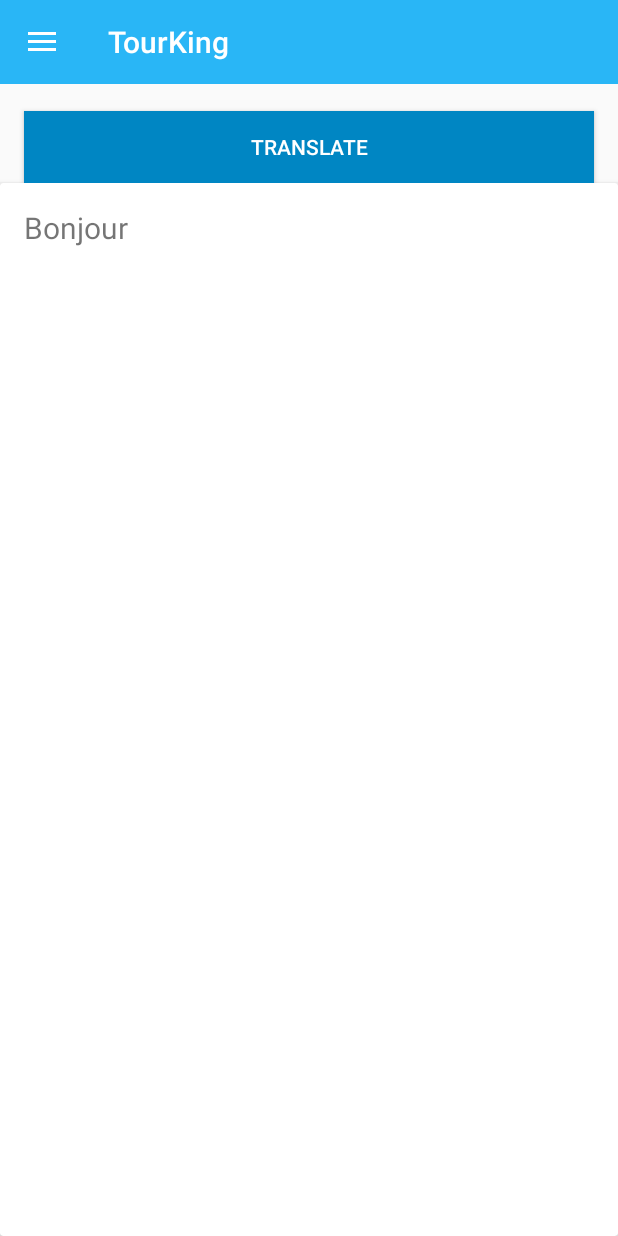
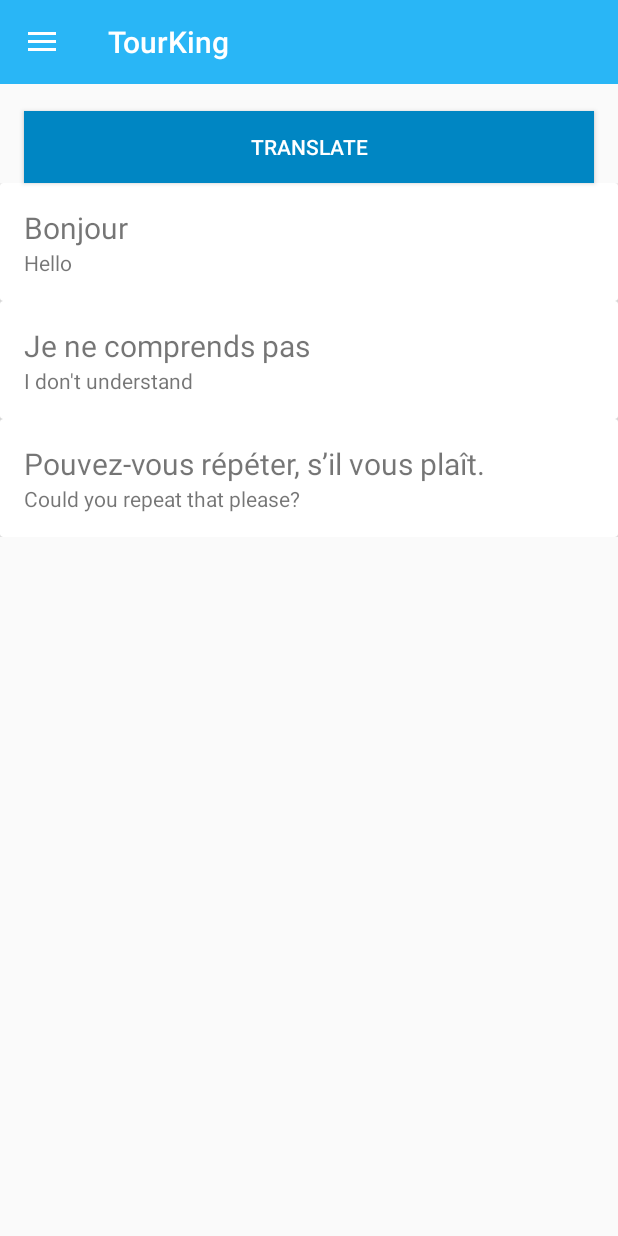
Before and after one commit to TourKing/TourKingAndroid, an Android app: the fragment FromPage placed in its activity, on a phone screen of 412 x 824 dp. Run offline under Robolectric (Android 15) with nearby library versions, the phone set to English and light mode, and no system bars.

Commit message:
slight improvements to cards

```diff
--- a/TK/app/src/main/java/com/holly/tourking/FromPage.java
+++ b/TK/app/src/main/java/com/holly/tourking/FromPage.java
@@ -32,41 +32,68 @@ public class FromPage extends Fragment {
         CardView cv1 = rootView.findViewById(R.id.cv1);
         TextView phrase1 = rootView.findViewById(R.id.phrase1);
         TextView translation1 = rootView.findViewById(R.id.translation1);
-        //TextView phon1 = rootView.findViewById(R.id.phonetic1);
 
+        CardView cv2 = rootView.findViewById(R.id.cv2);
+        TextView phrase2 = rootView.findViewById(R.id.phrase2);
+        TextView translation2 = rootView.findViewById(R.id.translation2);
+
+        CardView cv3 = rootView.findViewById(R.id.cv3);
+        TextView phrase3 = rootView.findViewById(R.id.phrase3);
+        TextView translation3 = rootView.findViewById(R.id.translation3);
 
         switch (((MainActivity)getActivity()).getSection()){
 
             case "home":
                 phrase1.setText("Bonjour");
                 translation1.setText("Hello");
-             //   phon1.setText("phonetic");
 
+                phrase2.setText("Je ne comprends pas");
+                translation2.setText("I don't understand");
+
+                phrase3.setText("Pouvez-vous répéter, s’il vous plaît.");
+                translation3.setText("Could you repeat that please?");
 
                 break;
             case "transport":
                 phrase1.setText("Bonjour");
                 translation1.setText("Hello");
-            //    phon1.setText("phonetic");
 
+                phrase2.setText("Je ne comprends pas");
+                translation2.setText("I don't understand");
+
+                phrase3.setText("Pouvez-vous répéter, s’il vous plaît.");
+                translation3.setText("Could you repeat that please?");
                 break;
             case "restaurant":
                 phrase1.setText("Bonjour");
                 translation1.setText("Hello");
-            //    phon1.setText("phonetic");
 
+                phrase2.setText("Je ne comprends pas");
+                translation2.setText("I don't understand");
+
+                phrase3.setText("Pouvez-vous répéter, s’il vous plaît.");
+                translation3.setText("Could you repeat that please?");
                 break;
             case "attractions":
                 phrase1.setText("Bonjour");
                 translation1.setText("Hello");
-            //    phon1.setText("phonetic");
+
+                phrase2.setText("Je ne comprends pas");
+                translation2.setText("I don't understand");
+
+                phrase3.setText("Pouvez-vous répéter, s’il vous plaît.");
+                translation3.setText("Could you repeat that please?");
 
             break;
             case "supermarket":
                 phrase1.setText("Bonjour");
                 translation1.setText("Hello");
-             //   phon1.setText("phonetic");
 
+                phrase2.setText("Je ne comprends pas");
+                translation2.setText("I don't understand");
+
+                phrase3.setText("Pouvez-vous répéter, s’il vous plaît.");
+                translation3.setText("Could you repeat that please?");
                 break;
         }
 
--- a/TK/app/src/main/java/com/holly/tourking/ToPage.java
+++ b/TK/app/src/main/java/com/holly/tourking/ToPage.java
@@ -36,42 +36,70 @@ public class ToPage extends Fragment {
         CardView cv1 = rootView.findViewById(R.id.cv1);
         TextView phrase1 = rootView.findViewById(R.id.phrase1);
         TextView translation1 = rootView.findViewById(R.id.translation1);
-        //TextView phon1 = rootView.findViewById(R.id.phonetic1);
 
 
+        CardView cv2 = rootView.findViewById(R.id.cv2);
+        TextView phrase2 = rootView.findViewById(R.id.phrase2);
+        TextView translation2 = rootView.findViewById(R.id.translation2);
+
+        CardView cv3 = rootView.findViewById(R.id.cv3);
+        TextView phrase3 = rootView.findViewById(R.id.phrase3);
+        TextView translation3 = rootView.findViewById(R.id.translation3);
 
         switch (((MainActivity)getActivity()).getSection()){
 
             case "home":
                 phrase1.setText("Hello");
                 translation1.setText("Bonjour");
-                //phon1.setText("phonetic");
 
+                phrase2.setText("I don't understand");
+                translation2.setText("Je ne comprends pas");
+
+                phrase3.setText("Could you repeat that please?");
+                translation3.setText("Pouvez-vous répéter, s’il vous plaît.");
 
                 break;
             case "transport":
                 phrase1.setText("Hello");
                 translation1.setText("Bonjour");
-                //phon1.setText("phonetic");
+
+                phrase2.setText("I don't understand");
+                translation2.setText("Je ne comprends pas");
+
+                phrase3.setText("Could you repeat that please?");
+                translation3.setText("Pouvez-vous répéter, s’il vous plaît.");
 
                 break;
             case "restaurant":
                 phrase1.setText("Hello");
                 translation1.setText("Bonjour");
-               // phon1.setText("phonetic");
 
+                phrase2.setText("I don't understand");
+                translation2.setText("Je ne comprends pas");
+
+                phrase3.setText("Could you repeat that please?");
+                translation3.setText("Pouvez-vous répéter, s’il vous plaît.");
                 break;
             case "attractions":
                 phrase1.setText("Hello");
                 translation1.setText("Bonjour");
-               // phon1.setText("phonetic");
+
+                phrase2.setText("I don't understand");
+                translation2.setText("Je ne comprends pas");
+
+                phrase3.setText("Could you repeat that please?");
+                translation3.setText("Pouvez-vous répéter, s’il vous plaît.");
 
                 break;
             case "supermarket":
                 phrase1.setText("Hello");
                 translation1.setText("Bonjour");
-               // phon1.setText("phonetic");
 
+                phrase2.setText("I don't understand");
+                translation2.setText("Je ne comprends pas");
+
+                phrase3.setText("Could you repeat that please?");
+                translation3.setText("Pouvez-vous répéter, s’il vous plaît.");
                 break;
         }
 
--- a/TK/app/src/main/res/layout/phrases_page.xml
+++ b/TK/app/src/main/res/layout/phrases_page.xml
@@ -4,8 +4,6 @@
     android:layout_width="match_parent"
     android:layout_height="wrap_content"
     android:orientation="vertical">
-
-
 
     <Button
         android:id="@+id/translate"
@@ -18,35 +16,81 @@
         android:layout_marginRight="16dp"
         android:text="Translate" />
 
-
+    <LinearLayout
+        android:layout_width="match_parent"
+        android:layout_height="wrap_content"
+        android:orientation="vertical">
         <android.support.v7.widget.CardView
             android:layout_width="match_parent"
             android:layout_height="wrap_content"
             android:id="@+id/cv1"
-        android:paddingTop="100dp">
+            android:padding="10dp">
             <RelativeLayout
                 android:layout_width="match_parent"
                 android:layout_height="wrap_content"
                 android:padding="16dp">
                 <TextView
                     android:id="@+id/phrase1"
-                android:layout_width="fill_parent"
-                android:layout_height="fill_parent"
+                    android:layout_width="wrap_content"
+                    android:layout_height="wrap_content"
                     android:textSize="20sp"/>
 
                 <TextView
                     android:id="@+id/translation1"
-                android:layout_width="fill_parent"
-                android:layout_height="fill_parent"
+                    android:layout_width="wrap_content"
+                    android:layout_height="wrap_content"
                     android:layout_below="@id/phrase1" />
 
-            <TextView
-                android:id="@+id/phonetic1"
-                android:layout_width="fill_parent"
-                android:layout_height="fill_parent"
-                android:layout_below="@id/translation1" />
             </RelativeLayout>
         </android.support.v7.widget.CardView>
 
+        <android.support.v7.widget.CardView
+            android:layout_width="match_parent"
+            android:layout_height="wrap_content"
+            android:id="@+id/cv2"
+            android:padding="10dp">
+            <RelativeLayout
+                android:layout_width="match_parent"
+                android:layout_height="wrap_content"
+                android:padding="16dp">
+                <TextView
+                    android:id="@+id/phrase2"
+                    android:layout_width="wrap_content"
+                    android:layout_height="wrap_content"
+                    android:textSize="20sp"/>
+
+                <TextView
+                    android:id="@+id/translation2"
+                    android:layout_width="wrap_content"
+                    android:layout_height="wrap_content"
+                    android:layout_below="@id/phrase2" />
+
+            </RelativeLayout>
+        </android.support.v7.widget.CardView>
+
+        <android.support.v7.widget.CardView
+            android:layout_width="match_parent"
+            android:layout_height="wrap_content"
+            android:id="@+id/cv3"
+            android:padding="10dp">
+            <RelativeLayout
+                android:layout_width="match_parent"
+                android:layout_height="wrap_content"
+                android:padding="16dp">
+                <TextView
+                    android:id="@+id/phrase3"
+                    android:layout_width="wrap_content"
+                    android:layout_height="wrap_content"
+                    android:textSize="20sp"/>
+
+                <TextView
+                    android:id="@+id/translation3"
+                    android:layout_width="wrap_content"
+                    android:layout_height="wrap_content"
+                    android:layout_below="@id/phrase3" />
+
+            </RelativeLayout>
+        </android.support.v7.widget.CardView>
+    </LinearLayout>
 
 </LinearLayout>
```
Lines whose indentation alone changed are shown as unchanged.
